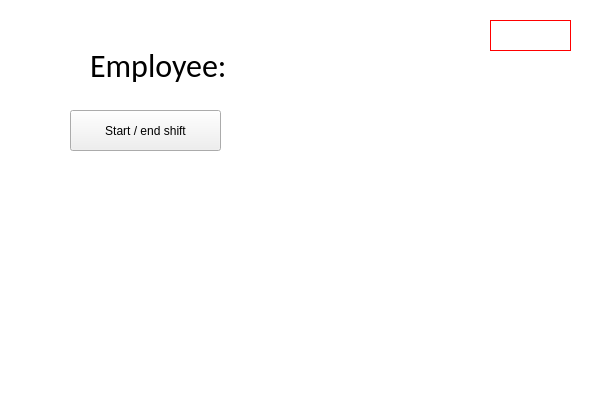
This is EmployeePage.ui in JustKoshi/QTCinemaProject as Qt 5 draws it before an edit. The edited form follows.
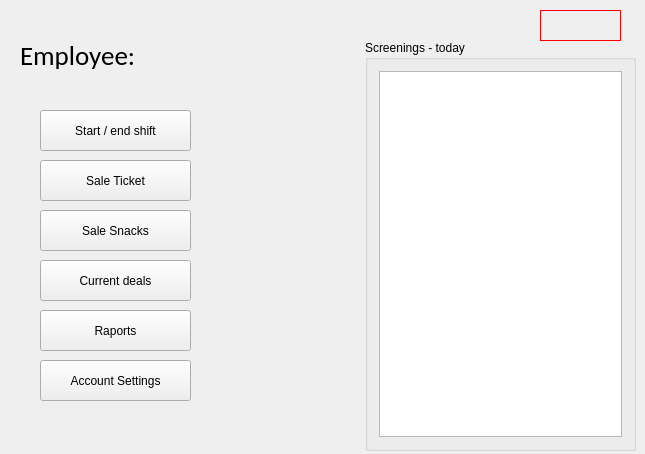
This is the edited form.

Commit message: Projection screen, screening selection prototypes working

```diff
--- a/EmployeePage.ui
+++ b/EmployeePage.ui
@@ -6,23 +6,21 @@
    <rect>
     <x>0</x>
     <y>0</y>
-    <width>607</width>
-    <height>412</height>
+    <width>645</width>
+    <height>454</height>
    </rect>
   </property>
   <property name="windowTitle">
    <string>EmployeePage</string>
   </property>
   <property name="styleSheet">
-   <string notr="true">QMainWindow{
-	background-color: transparent;
-}</string>
+   <string notr="true"/>
   </property>
   <widget class="QWidget" name="centralWidget">
    <widget class="QPushButton" name="pushButton_checkOut">
     <property name="geometry">
      <rect>
-      <x>70</x>
+      <x>40</x>
       <y>110</y>
       <width>151</width>
       <height>41</height>
@@ -40,8 +38,8 @@
    <widget class="QLabel" name="label_name">
     <property name="geometry">
      <rect>
-      <x>90</x>
-      <y>20</y>
+      <x>20</x>
+      <y>10</y>
       <width>351</width>
       <height>91</height>
      </rect>
@@ -49,7 +47,7 @@
     <property name="font">
      <font>
       <family>Calibri</family>
-      <pointsize>24</pointsize>
+      <pointsize>20</pointsize>
      </font>
     </property>
     <property name="text">
@@ -59,8 +57,8 @@
    <widget class="QLabel" name="label_Time">
     <property name="geometry">
      <rect>
-      <x>490</x>
-      <y>20</y>
+      <x>540</x>
+      <y>10</y>
       <width>81</width>
       <height>31</height>
      </rect>
@@ -74,6 +72,114 @@
      <string/>
     </property>
    </widget>
+   <widget class="QPushButton" name="pushButton_ticket_sale">
+    <property name="geometry">
+     <rect>
+      <x>40</x>
+      <y>160</y>
+      <width>151</width>
+      <height>41</height>
+     </rect>
+    </property>
+    <property name="font">
+     <font>
+      <pointsize>9</pointsize>
+     </font>
+    </property>
+    <property name="text">
+     <string>Sale Ticket</string>
+    </property>
+   </widget>
+   <widget class="QGroupBox" name="groupBox">
+    <property name="geometry">
+     <rect>
+      <x>365</x>
+      <y>40</y>
+      <width>271</width>
+      <height>411</height>
+     </rect>
+    </property>
+    <property name="title">
+     <string>Screenings - today</string>
+    </property>
+    <layout class="QVBoxLayout" name="verticalLayout_6">
+     <item>
+      <widget class="QTableView" name="tableView"/>
+     </item>
+    </layout>
+   </widget>
+   <widget class="QPushButton" name="pushButton_snack_sale">
+    <property name="geometry">
+     <rect>
+      <x>40</x>
+      <y>210</y>
+      <width>151</width>
+      <height>41</height>
+     </rect>
+    </property>
+    <property name="font">
+     <font>
+      <pointsize>9</pointsize>
+     </font>
+    </property>
+    <property name="text">
+     <string>Sale Snacks</string>
+    </property>
+   </widget>
+   <widget class="QPushButton" name="pushButton_account_settings">
+    <property name="geometry">
+     <rect>
+      <x>40</x>
+      <y>360</y>
+      <width>151</width>
+      <height>41</height>
+     </rect>
+    </property>
+    <property name="font">
+     <font>
+      <pointsize>9</pointsize>
+     </font>
+    </property>
+    <property name="text">
+     <string>Account Settings</string>
+    </property>
+   </widget>
+   <widget class="QPushButton" name="pushButton_raports">
+    <property name="geometry">
+     <rect>
+      <x>40</x>
+      <y>310</y>
+      <width>151</width>
+      <height>41</height>
+     </rect>
+    </property>
+    <property name="font">
+     <font>
+      <pointsize>9</pointsize>
+     </font>
+    </property>
+    <property name="text">
+     <string>Raports</string>
+    </property>
+   </widget>
+   <widget class="QPushButton" name="pushButton_current_deals">
+    <property name="geometry">
+     <rect>
+      <x>40</x>
+      <y>260</y>
+      <width>151</width>
+      <height>41</height>
+     </rect>
+    </property>
+    <property name="font">
+     <font>
+      <pointsize>9</pointsize>
+     </font>
+    </property>
+    <property name="text">
+     <string>Current deals</string>
+    </property>
+   </widget>
   </widget>
  </widget>
  <layoutdefault spacing="6" margin="11"/>
```
The commit also changes 16 other files.
